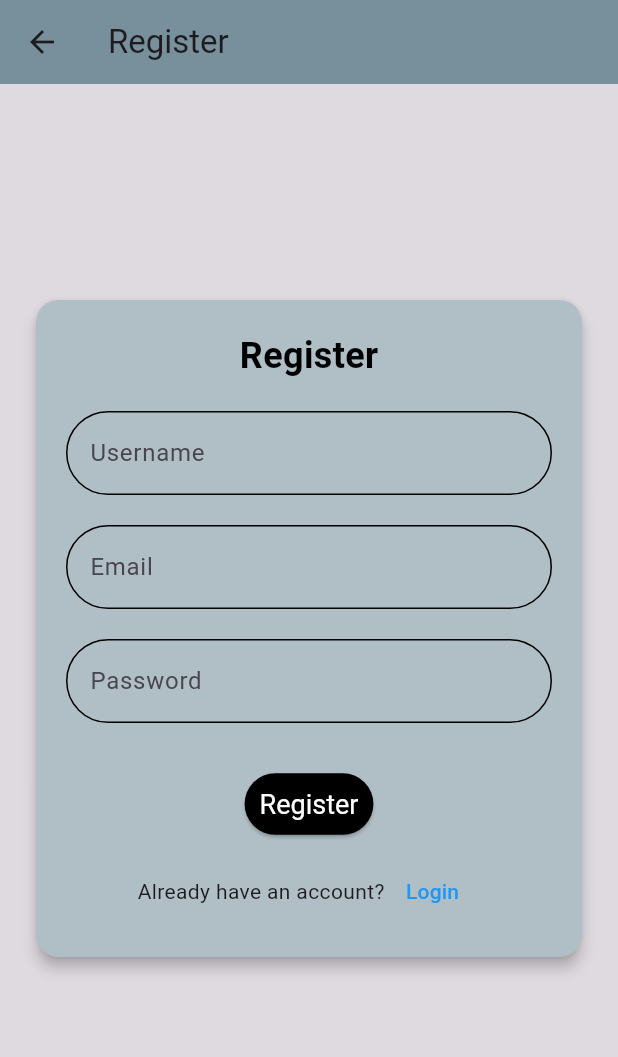
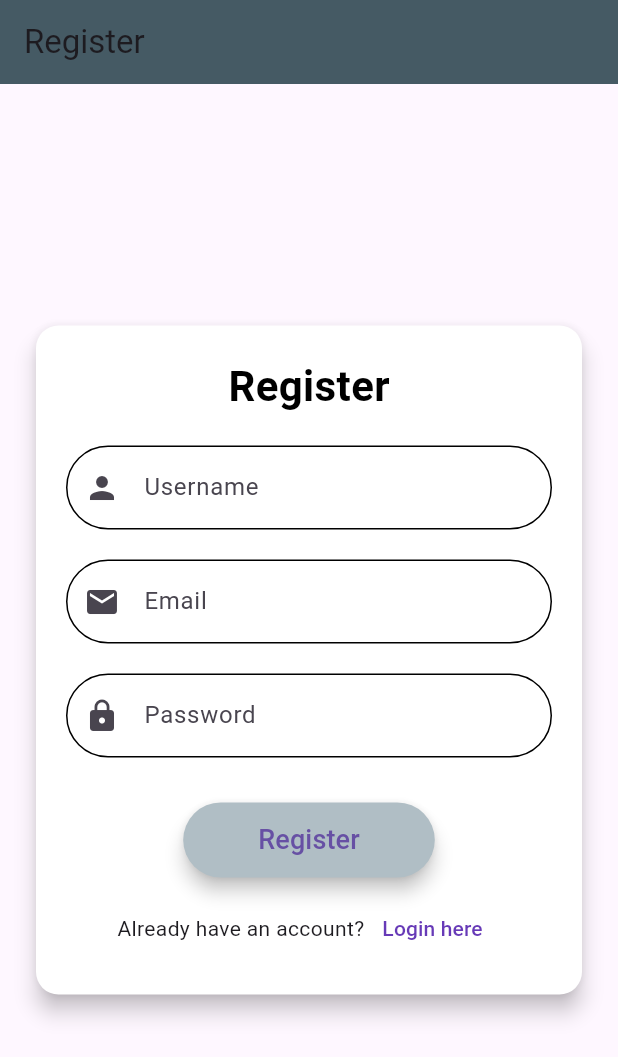
Before and after one commit to samarth-146/Classroom-Flutter, a Flutter app: the RegisterPage screen opened directly, on a phone screen of 412 x 824 dp. Shown: the top 1057 px of the screen. Run offline on Flutter 3.47's test engine with Material 3 defaults, Android fonts, the phone set to English and light mode, and no system bars; our stand-ins replace cloud_firestore, file_picker, firebase_auth, firebase_core, firebase_storage; missing offline and left inert: flutter_pdfview; accounts and stored records are empty.

Commit message:
Improve Style

```diff
--- a/lib/register.dart
+++ b/lib/register.dart
@@ -1,8 +1,8 @@
 import 'package:flutter/material.dart';
 import 'package:firebase_auth/firebase_auth.dart';
 import 'package:cloud_firestore/cloud_firestore.dart';
-import './classPage.dart'; // Import the ClassesPage
-import './signin.dart'; // Import the SignInPage
+import './classPage.dart';
+import './signin.dart';
 
 class RegisterPage extends StatefulWidget {
   const RegisterPage({super.key});
@@ -47,21 +47,16 @@ class _RegisterPageState extends State<RegisterPage> {
     return Scaffold(
       appBar: AppBar(
         title: const Text('Register'),
-        backgroundColor:Colors.blueGrey[400],
+        backgroundColor: Colors.blueGrey[700],
       ),
-      body: Container(
-        color: Colors.black12,
-        child: ListView(
-          padding: const EdgeInsets.symmetric(horizontal: 20.0, vertical: 120.0),
-          children: [
-            Center(
-              child: Column(
-                children: [
-
-                  const SizedBox(height: 20),
-                  Card(
-                    color: Colors.blueGrey.shade200,
-                    elevation: 4,
+      body: Center(
+        child: SingleChildScrollView(
+          child: Padding(
+            padding: const EdgeInsets.symmetric(horizontal: 20.0),
+            child: Center(
+              child: Card(
+                color: Colors.white,
+                elevation: 6,
                 shape: RoundedRectangleBorder(
                   borderRadius: BorderRadius.circular(15),
                 ),
@@ -73,7 +68,7 @@ class _RegisterPageState extends State<RegisterPage> {
                       const Text(
                         'Register',
                         style: TextStyle(
-                              fontSize: 24,
+                          fontSize: 28,
                           fontWeight: FontWeight.bold,
                           color: Colors.black,
                         ),
@@ -81,16 +76,17 @@ class _RegisterPageState extends State<RegisterPage> {
                       const SizedBox(height: 20),
                       TextField(
                         controller: _usernameController,
-                            decoration: const InputDecoration(
+                        decoration: InputDecoration(
                           labelText: 'Username',
+                          prefixIcon: const Icon(Icons.person),
                           border: OutlineInputBorder(
-                                borderRadius: BorderRadius.all(Radius.circular(30)),
+                            borderRadius: BorderRadius.circular(30),
                           ),
-                              focusedBorder: OutlineInputBorder(
+                          focusedBorder: const OutlineInputBorder(
                             borderRadius: BorderRadius.all(Radius.circular(30)),
                             borderSide: BorderSide(color: Colors.deepPurple),
                           ),
-                              enabledBorder: OutlineInputBorder(
+                          enabledBorder: const OutlineInputBorder(
                             borderRadius: BorderRadius.all(Radius.circular(30)),
                             borderSide: BorderSide(color: Colors.black),
                           ),
@@ -99,16 +95,17 @@ class _RegisterPageState extends State<RegisterPage> {
                       const SizedBox(height: 20),
                       TextField(
                         controller: _emailController,
-                            decoration: const InputDecoration(
+                        decoration: InputDecoration(
                           labelText: 'Email',
+                          prefixIcon: const Icon(Icons.email),
                           border: OutlineInputBorder(
-                                borderRadius: BorderRadius.all(Radius.circular(30)),
+                            borderRadius: BorderRadius.circular(30),
                           ),
-                              focusedBorder: OutlineInputBorder(
+                          focusedBorder: const OutlineInputBorder(
                             borderRadius: BorderRadius.all(Radius.circular(30)),
                             borderSide: BorderSide(color: Colors.deepPurple),
                           ),
-                              enabledBorder: OutlineInputBorder(
+                          enabledBorder: const OutlineInputBorder(
                             borderRadius: BorderRadius.all(Radius.circular(30)),
                             borderSide: BorderSide(color: Colors.black),
                           ),
@@ -117,16 +114,17 @@ class _RegisterPageState extends State<RegisterPage> {
                       const SizedBox(height: 20),
                       TextField(
                         controller: _passwordController,
-                            decoration: const InputDecoration(
+                        decoration: InputDecoration(
                           labelText: 'Password',
+                          prefixIcon: const Icon(Icons.lock),
                           border: OutlineInputBorder(
-                                borderRadius: BorderRadius.all(Radius.circular(30)),
+                            borderRadius: BorderRadius.circular(30),
                           ),
-                              focusedBorder: OutlineInputBorder(
+                          focusedBorder: const OutlineInputBorder(
                             borderRadius: BorderRadius.all(Radius.circular(30)),
                             borderSide: BorderSide(color: Colors.deepPurple),
                           ),
-                              enabledBorder: OutlineInputBorder(
+                          enabledBorder: const OutlineInputBorder(
                             borderRadius: BorderRadius.all(Radius.circular(30)),
                             borderSide: BorderSide(color: Colors.black),
                           ),
@@ -137,12 +135,17 @@ class _RegisterPageState extends State<RegisterPage> {
                       ElevatedButton(
                         onPressed: _register,
                         style: ElevatedButton.styleFrom(
-                              foregroundColor: Colors.white,
-                              backgroundColor: Colors.black,
-                              padding: const EdgeInsets.all(10),
-                              textStyle: const TextStyle(fontSize: 18),
+                          padding: const EdgeInsets.symmetric(horizontal: 50, vertical: 12),
+                          shape: RoundedRectangleBorder(
+                            borderRadius: BorderRadius.circular(30),
                           ),
-                            child: const Text('Register'),
+                          elevation: 5,
+                          backgroundColor: Colors.blueGrey[200],
+                        ),
+                        child: const Text(
+                          'Register',
+                          style: TextStyle(fontSize: 18),
+                        ),
                       ),
                       const SizedBox(height: 10),
                       Row(
@@ -157,8 +160,8 @@ class _RegisterPageState extends State<RegisterPage> {
                               );
                             },
                             child: const Text(
-                                  'Login',
-                                  style: TextStyle(color: Colors.blue),
+                              'Login here',
+                              style: TextStyle(color: Colors.deepPurple),
                             ),
                           ),
                         ],
@@ -167,10 +170,8 @@ class _RegisterPageState extends State<RegisterPage> {
                   ),
                 ),
               ),
-                ],
             ),
           ),
-          ],
         ),
       ),
     );
```
Also changed, not shown: lib/classDetailsPage.dart (+7 -2 lines), lib/classPage.dart (+22 -46 lines), lib/grade_service.dart (added, +22 -0 lines), lib/signin.dart (+35 -26 lines). Lines whose indentation alone changed are shown as unchanged.
